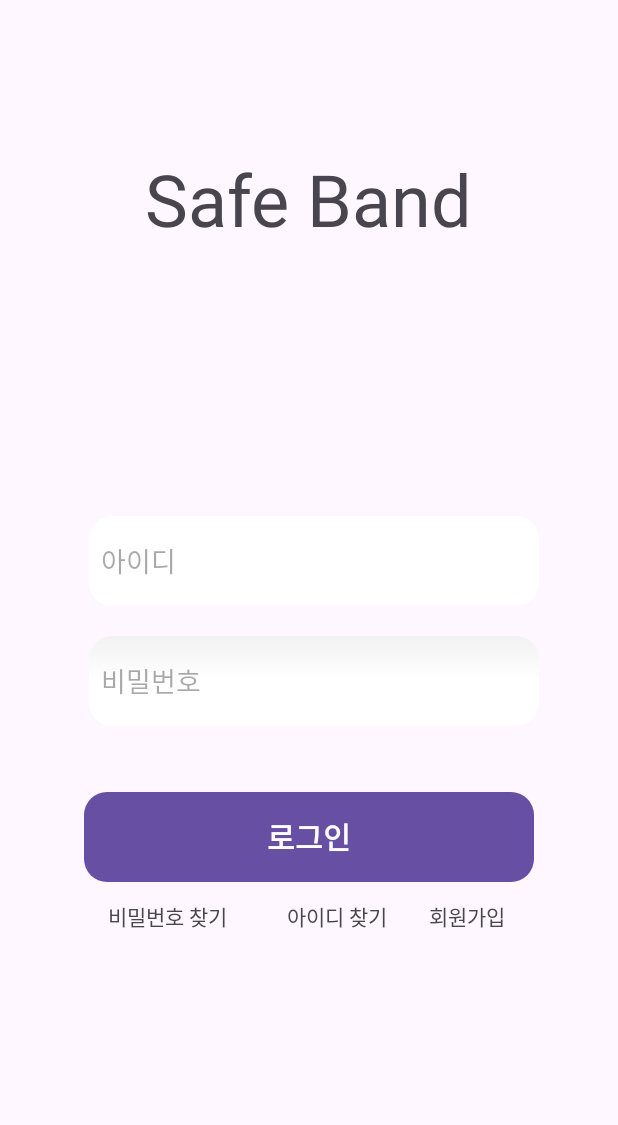
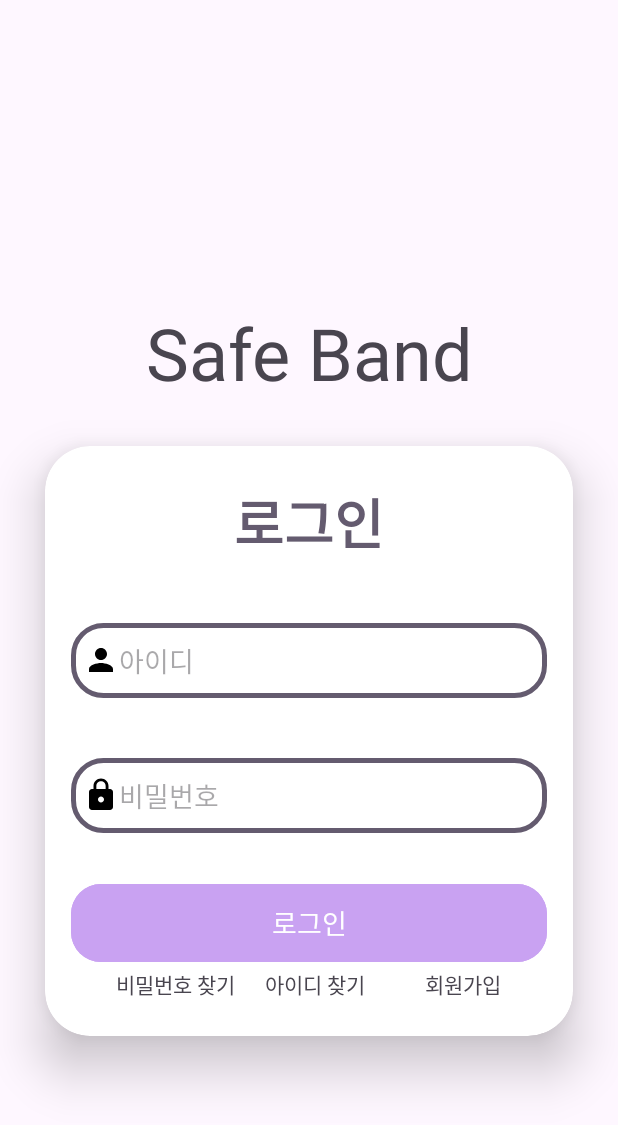
Before and after one commit to ad-astra-per-ardua/SafeBandProject, an Android app: the layout login.xml on its own in the app's theme, with its tools: preview values and no code run, on a phone screen of 412 x 824 dp. Shown: the top 1125 px of the screen. Run offline under Robolectric (Android 15) with nearby library versions, the light colour scheme and no system bars.

Commit message:
테두리 파일 위치 변경 및 login.xml 수정

```diff
--- a/app/src/main/res/layout/login.xml
+++ b/app/src/main/res/layout/login.xml
@@ -1,65 +1,18 @@
 <?xml version="1.0" encoding="utf-8"?>
-<androidx.constraintlayout.widget.ConstraintLayout xmlns:android="http://schemas.android.com/apk/res/android"
+<LinearLayout xmlns:android="http://schemas.android.com/apk/res/android"
     xmlns:app="http://schemas.android.com/apk/res-auto"
     xmlns:tools="http://schemas.android.com/tools"
     android:layout_width="match_parent"
     android:layout_height="match_parent"
-    tools:context=".MainActivity"
-    tools:layout_editor_absoluteY="100dp">
-
-    <EditText
-        android:id="@+id/id_toggle"
-        android:layout_width="300dp"
-        android:layout_height="60dp"
-        android:layout_alignParentTop="true"
-        android:layout_marginTop="344dp"
-        android:background="@drawable/round"
-        android:hint="아이디"
-        android:inputType="text"
-        android:padding="8dp"
-        app:layout_constraintEnd_toEndOf="parent"
-        app:layout_constraintHorizontal_bias="0.531"
-        app:layout_constraintStart_toStartOf="parent"
-        app:layout_constraintTop_toTopOf="parent" />
-
-    <EditText
-        android:id="@+id/password_toggle"
-        android:layout_width="300dp"
-        android:layout_height="60dp"
-        android:layout_alignParentTop="true"
-        android:layout_centerHorizontal="true"
-        android:layout_marginTop="424dp"
-        android:background="@drawable/round"
-        android:hint="비밀번호"
-        android:inputType="textPassword"
-        android:padding="8dp"
-        app:layout_constraintEnd_toEndOf="parent"
-        app:layout_constraintHorizontal_bias="0.531"
-        app:layout_constraintStart_toStartOf="parent"
-        app:layout_constraintTop_toTopOf="parent" />
-
-    <Button
-        android:id="@+id/submit_button"
-        android:layout_width="300dp"
-        android:layout_height="60dp"
-        android:layout_alignParentTop="true"
-        android:layout_centerHorizontal="true"
-        android:layout_marginTop="528dp"
-        android:background="@drawable/round"
-        android:text="로그인"
-        android:textSize="20sp"
-        android:textStyle="bold"
-        app:layout_constraintEnd_toEndOf="parent"
-        app:layout_constraintHorizontal_bias="0.5"
-        app:layout_constraintStart_toStartOf="parent"
-        app:layout_constraintTop_toTopOf="parent" />
+    tools:context="com.android.safeband.MainActivity"
+    android:orientation="vertical"
+    android:gravity="center">
 
     <TextView
         android:id="@+id/textVie"
         android:layout_width="292dp"
-        android:layout_height="158dp"
+        android:layout_height="wrap_content"
         android:layout_marginTop="100dp"
-        android:layout_marginBottom="32dp"
         android:text="Safe Band"
         android:textAlignment="center"
         android:textSize="48sp"
@@ -69,36 +22,108 @@
         app:layout_constraintTop_toTopOf="parent"
         tools:ignore="MissingConstraints" />
 
+    <androidx.cardview.widget.CardView
+        android:layout_width="wrap_content"
+        android:layout_height="wrap_content"
+        android:layout_margin="30dp"
+        app:cardCornerRadius="30dp"
+        app:cardElevation="20dp"
+        android:background="@drawable/custom_border">
+
+        <LinearLayout
+            android:layout_width="365dp"
+            android:layout_height="wrap_content"
+            android:layout_gravity="center_horizontal"
+            android:orientation="vertical"
+            android:padding="24dp">
+
+            <TextView
+                android:id="@+id/signupText"
+                android:layout_width="match_parent"
+                android:layout_height="match_parent"
+                android:text="@string/login"
+                android:textAlignment="center"
+                android:textColor="@color/darkPurple"
+                android:textSize="36sp"
+                android:textStyle="bold" />
+
+            <EditText
+                android:id="@+id/id_toggle"
+                android:layout_width="match_parent"
+                android:layout_height="50dp"
+                android:background="@drawable/custom_border"
+                android:drawableStart="@drawable/baseline_person_24"
+                android:hint="@string/id"
+                android:padding="8dp"
+                android:textColor="@color/black"
+                android:textColorHighlight="@color/cardview_dark_background"
+                android:layout_marginTop="40dp"
+                android:inputType="none"
+                android:importantForAutofill="no"/>
+
+            <EditText
+                android:id="@+id/password_toggle"
+                android:layout_width="match_parent"
+                android:layout_height="50dp"
+                android:background="@drawable/custom_border"
+                android:drawableStart="@drawable/baseline_lock_24"
+                android:hint="@string/password"
+                android:inputType="textPassword"
+                android:padding="8dp"
+                android:textColor="@color/black"
+                android:textColorHighlight="@color/cardview_dark_background"
+                android:layout_marginTop="40dp"
+                android:importantForAutofill="no"/>
+
+            <Button
+                android:id="@+id/submit_button"
+                android:layout_width="match_parent"
+                android:layout_height="60dp"
+                android:layout_marginTop="30dp"
+                android:backgroundTint="@color/purple"
+                app:cornerRadius="20dp"
+                android:text="@string/login"
+                android:textSize="18sp"
+                android:textColor="@color/white"/>
+
+            <LinearLayout
+                android:layout_height="wrap_content"
+                android:layout_width="wrap_content"
+                android:orientation="horizontal"
+                android:layout_gravity="center">
                 <TextView
                     android:id="@+id/textView11"
                     android:layout_width="wrap_content"
                     android:layout_height="wrap_content"
-        android:layout_marginStart="72dp"
-        android:layout_marginTop="600dp"
                     android:text="비밀번호 찾기"
                     app:layout_constraintStart_toStartOf="parent"
-        app:layout_constraintTop_toTopOf="parent" />
+                    app:layout_constraintTop_toTopOf="parent"
+                    android:layout_marginEnd="20dp"/>
 
                 <TextView
                     android:id="@+id/textView12"
                     android:layout_width="wrap_content"
                     android:layout_height="wrap_content"
-        android:layout_marginTop="600dp"
                     android:text="아이디 찾기"
                     app:layout_constraintEnd_toEndOf="parent"
                     app:layout_constraintHorizontal_bias="0.555"
                     app:layout_constraintStart_toStartOf="parent"
-        app:layout_constraintTop_toTopOf="parent" />
+                    app:layout_constraintTop_toTopOf="parent"
+                    android:layout_marginEnd="30dp" />
 
                 <TextView
                     android:id="@+id/textView13"
                     android:layout_width="wrap_content"
                     android:layout_height="wrap_content"
-        android:layout_marginTop="600dp"
-        android:layout_marginEnd="75dp"
                     android:text="회원가입"
                     app:layout_constraintEnd_toEndOf="parent"
-        app:layout_constraintTop_toTopOf="parent" />
+                    app:layout_constraintTop_toTopOf="parent"
+                    android:layout_marginStart="10dp"/>
+            </LinearLayout>
 
 
-</androidx.constraintlayout.widget.ConstraintLayout>
+        </LinearLayout>
+
+    </androidx.cardview.widget.CardView>
+
+</LinearLayout>
```
Also changed, not shown: app/src/main/res/drawable/custom_border.xml (renamed from app/src/main/res/layout/custom_border.xml). Lines whose indentation alone changed are shown as unchanged.
